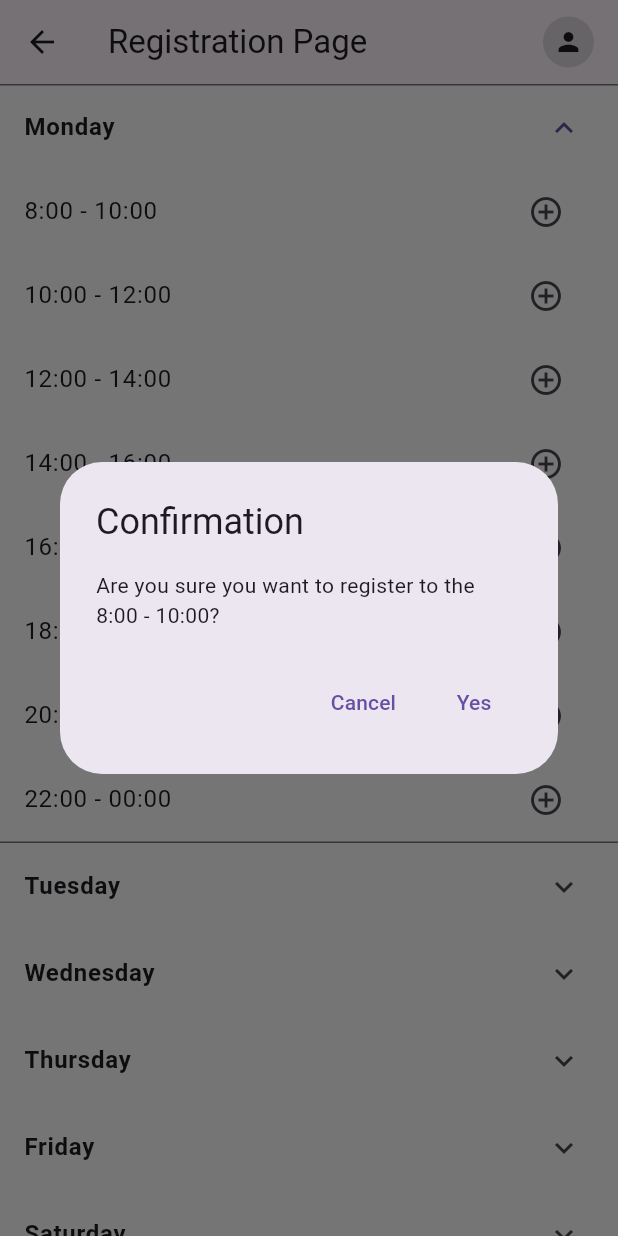
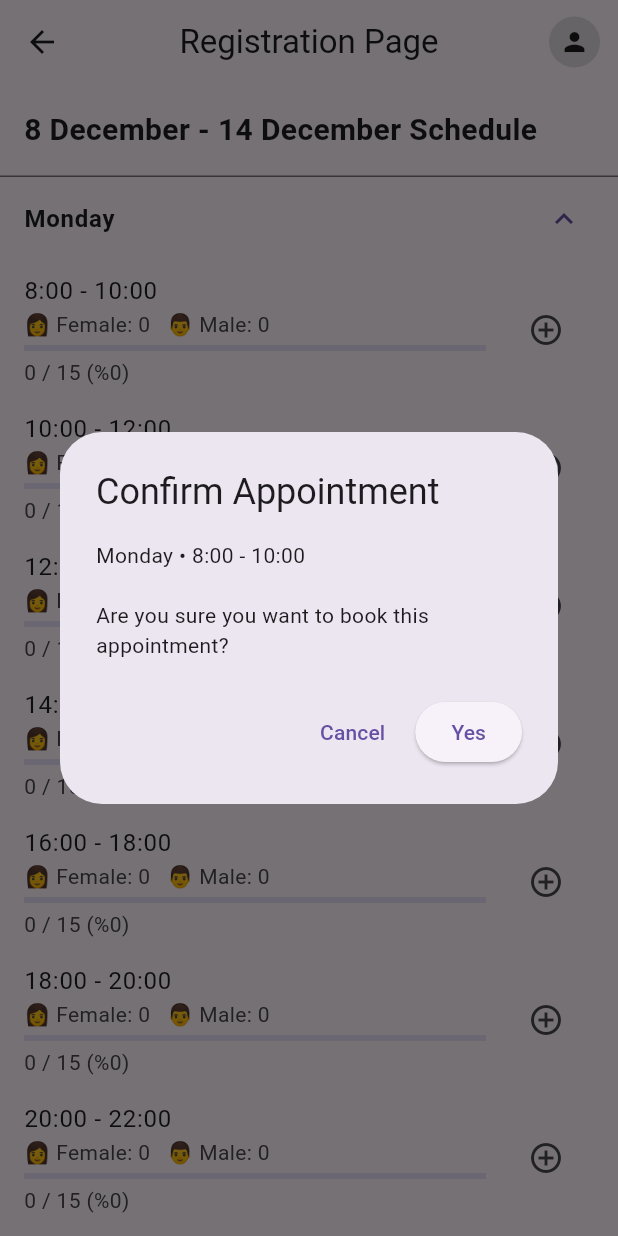
Before and after one commit to Elifsudeozmen/se380gymprojectt, a Flutter app: the RegistrationPage screen opened directly, after a tap on "Monday", after a tap on the "add circle outline" icon, on a phone screen of 412 x 824 dp. Run offline on Flutter 3.47's test engine with Material 3 defaults, Android fonts, the phone set to English and light mode, and no system bars; our stand-ins replace cloud_firestore, firebase_auth, firebase_core, lottie; accounts and stored records are empty.

Commit message:
Add appointment booking rules and user slot validation

```diff
--- a/lib/_lib/features/home_page/presentation/home_page.dart
+++ b/lib/_lib/features/home_page/presentation/home_page.dart
@@ -51,10 +51,6 @@ class _HomePageState extends State<HomePage> {
         margin: EdgeInsets.all(20),
       ),
     );
-    Navigator.push(
-      context,
-      MaterialPageRoute(builder: (context) => const RegistrationPage()),
-    );
   }
 
   @override
--- /dev/null
+++ b/lib/_lib/features/registration_page/data/dto/appointment_dto.dart
@@ -0,0 +1,41 @@
+import 'package:cloud_firestore/cloud_firestore.dart';
+
+class AppointmentDto {
+  final String userId;
+  final String gender;
+  final DateTime date;
+  final String day;
+  final String timeSlot;
+  final DateTime createdAt;
+
+  AppointmentDto({
+    required this.userId,
+    required this.gender,
+    required this.date,
+    required this.day,
+    required this.timeSlot,
+    required this.createdAt,
+  });
+
+  Map<String, dynamic> toMap() {
+    return {
+      'userId': userId,
+      'gender': gender,
+      'date': Timestamp.fromDate(date),
+      'day': day,
+      'timeSlot': timeSlot,
+      'createdAt': Timestamp.fromDate(createdAt),
+    };
+  }
+
+  factory AppointmentDto.fromMap(Map<String, dynamic> map) {
+    return AppointmentDto(
+      userId: map['userId'],
+      gender: map['gender'],
+      date: (map['date'] as Timestamp).toDate(),
+      day: map['day'],
+      timeSlot: map['timeSlot'],
+      createdAt: (map['createdAt'] as Timestamp).toDate(),
+    );
+  }
+}
--- /dev/null
+++ b/lib/_lib/features/registration_page/data/services/appointment_service.dart
@@ -0,0 +1,49 @@
+import 'package:cloud_firestore/cloud_firestore.dart';
+import '../dto/appointment_dto.dart';
+
+class AppointmentService {
+  final FirebaseFirestore _firestore = FirebaseFirestore.instance;
+
+  static const int maxCapacity = 15;
+
+  Stream<List<AppointmentDto>> getAppointments(DateTime date, String timeSlot) {
+    return _firestore
+        .collection('appointments')
+        .where('date', isEqualTo: Timestamp.fromDate(date))
+        .where('timeSlot', isEqualTo: timeSlot)
+        .snapshots()
+        .map(
+          (snapshot) => snapshot.docs
+              .map((doc) => AppointmentDto.fromMap(doc.data()))
+              .toList(),
+        );
+  }
+
+  Future<void> createAppointment(AppointmentDto dto) async {
+    final appointmentsRef = _firestore.collection('appointments');
+
+    // aynı user aynı slotu almasın
+    final userCheck = await appointmentsRef
+        .where('userId', isEqualTo: dto.userId)
+        .where('date', isEqualTo: Timestamp.fromDate(dto.date))
+        .where('timeSlot', isEqualTo: dto.timeSlot)
+        .limit(1)
+        .get();
+
+    if (userCheck.docs.isNotEmpty) {
+      throw Exception('User already has an appointment');
+    }
+
+    //kapasite
+    final capacityCheck = await appointmentsRef
+        .where('date', isEqualTo: Timestamp.fromDate(dto.date))
+        .where('timeSlot', isEqualTo: dto.timeSlot)
+        .get();
+
+    if (capacityCheck.size >= maxCapacity) {
+      throw Exception('Capacity full');
+    }
+
+    await appointmentsRef.add(dto.toMap());
+  }
+}
--- a/lib/_lib/features/registration_page/presentation/registration_page.dart
+++ b/lib/_lib/features/registration_page/presentation/registration_page.dart
@@ -5,29 +5,77 @@ import 'package:gymproject/_lib/features/registration_page/presentation/widgets/
 class RegistrationPage extends StatelessWidget {
   const RegistrationPage({super.key});
 
+  DateTime get today => DateTime.now();
+
+  DateTime _dateOfWeek(int weekday) {
+    final monday = today.subtract(Duration(days: today.weekday - 1));
+    return monday.add(Duration(days: weekday - 1));
+  }
+
+  String _weekTitle() {
+    final monday = today.subtract(Duration(days: today.weekday - 1));
+    final sunday = monday.add(const Duration(days: 6));
+
+    return '${_formatDate(monday)} - ${_formatDate(sunday)} Schedule';
+  }
+
+  String _formatDate(DateTime date) {
+    return '${date.day} ${_monthName(date.month)}';
+  }
+
+  String _monthName(int month) {
+    const months = [
+      '',
+      'January',
+      'February',
+      'March',
+      'April',
+      'May',
+      'June',
+      'July',
+      'August',
+      'September',
+      'October',
+      'November',
+      'December',
+    ];
+    return months[month];
+  }
+
   @override
   Widget build(BuildContext context) {
     return Scaffold(
-      backgroundColor: Colors.white,
       appBar: AppBar(
         title: const Text('Registration Page'),
+        centerTitle: true,
         actions: const [
-          Padding(
-            padding: EdgeInsets.only(right: 16),
-            child: AppBarAvatar(),
-          ),
+          Padding(padding: EdgeInsets.only(right: 12), child: AppBarAvatar()),
         ],
       ),
-      body: const SingleChildScrollView(
+
+      body: SingleChildScrollView(
         child: Column(
+          crossAxisAlignment: CrossAxisAlignment.start,
           children: [
-            DayOption(day: 'Monday'),
-            DayOption(day: 'Tuesday'),
-            DayOption(day: 'Wednesday'),
-            DayOption(day: 'Thursday'),
-            DayOption(day: 'Friday'),
-            DayOption(day: 'Saturday'),
-            DayOption(day: 'Sunday'),
+            // 🔥 WEEK HEADER
+            Padding(
+              padding: const EdgeInsets.all(16),
+              child: Text(
+                _weekTitle(),
+                style: const TextStyle(
+                  fontSize: 20,
+                  fontWeight: FontWeight.bold,
+                ),
+              ),
+            ),
+
+            DayOption(day: 'Monday', date: _dateOfWeek(1)),
+            DayOption(day: 'Tuesday', date: _dateOfWeek(2)),
+            DayOption(day: 'Wednesday', date: _dateOfWeek(3)),
+            DayOption(day: 'Thursday', date: _dateOfWeek(4)),
+            DayOption(day: 'Friday', date: _dateOfWeek(5)),
+            DayOption(day: 'Saturday', date: _dateOfWeek(6)),
+            DayOption(day: 'Sunday', date: _dateOfWeek(7)),
           ],
         ),
       ),
--- a/lib/_lib/features/registration_page/presentation/widgets/day_option.dart
+++ b/lib/_lib/features/registration_page/presentation/widgets/day_option.dart
@@ -1,15 +1,22 @@
 import 'package:flutter/material.dart';
+import '../../data/services/appointment_service.dart';
+import '../../data/dto/appointment_dto.dart';
 
 class DayOption extends StatefulWidget {
   final String day;
-  const DayOption({super.key, required this.day});
+  final DateTime date;
+
+  const DayOption({super.key, required this.day, required this.date});
 
   @override
   State<DayOption> createState() => _DayOptionState();
 }
 
 class _DayOptionState extends State<DayOption> {
-  bool isExpanded = false;
+  final AppointmentService service = AppointmentService();
+
+  bool _isSubmitting = false;
+
   final List<String> timeOptions = [
     '8:00 - 10:00',
     '10:00 - 12:00',
@@ -26,41 +33,73 @@ class _DayOptionState extends State<DayOption> {
     return ExpansionTile(
       title: Text(
         widget.day,
-        style: const TextStyle(fontSize: 16, fontWeight: FontWeight.bold),
+        style: const TextStyle(fontWeight: FontWeight.bold),
       ),
-      initiallyExpanded: isExpanded,
-      onExpansionChanged: (expanded) {
-        setState(() => isExpanded = expanded);
-      },
-      children: timeOptions.map((option) {
-        return ListTile(
-          title: Text(option),
-          trailing: IconButton(
-            icon: const Icon(Icons.add_circle_outline),
-            onPressed: () => _openConfirmDialog(context, option),
-          ),
+      children: timeOptions.map((time) {
+        return StreamBuilder<List<AppointmentDto>>(
+          stream: service.getAppointments(widget.date, time),
+          builder: (context, snapshot) {
+            final list = snapshot.data ?? [];
+
+            final male = list.where((e) => e.gender == 'Male').length;
+            final female = list.where((e) => e.gender == 'Female').length;
+
+            final total = list.length;
+            final percent = total / AppointmentService.maxCapacity;
+
+            return ListTile(
+              title: Text(time),
+              subtitle: Column(
+                crossAxisAlignment: CrossAxisAlignment.start,
+                children: [
+                  Text('👩 Female: $female   👨 Male: $male'),
+                  const SizedBox(height: 4),
+                  LinearProgressIndicator(value: percent),
+                  const SizedBox(height: 4),
+                  Text(
+                    '$total / ${AppointmentService.maxCapacity} '
+                    '(%${(percent * 100).toStringAsFixed(0)})',
+                  ),
+                ],
+              ),
+              trailing: IconButton(
+                icon: _isSubmitting
+                    ? const SizedBox(
+                        width: 18,
+                        height: 18,
+                        child: CircularProgressIndicator(strokeWidth: 2),
+                      )
+                    : const Icon(Icons.add_circle_outline),
+                onPressed:
+                    (_isSubmitting || total >= AppointmentService.maxCapacity)
+                    ? null
+                    : () => _showConfirmDialog(time),
+              ),
+            );
+          },
         );
       }).toList(),
     );
   }
 
-  void _openConfirmDialog(BuildContext context, String time) {
+  // 🔹 ONAY DIALOG
+  void _showConfirmDialog(String time) {
     showDialog(
       context: context,
-      builder: (context) => AlertDialog(
-        title: const Text('Confirmation'),
-        content: Text('Are you sure you want to register to the $time?'),
+      builder: (dialogContext) => AlertDialog(
+        title: const Text('Confirm Appointment'),
+        content: Text(
+          '${widget.day} • $time\n\nAre you sure you want to book this appointment?',
+        ),
         actions: [
           TextButton(
-            onPressed: () => Navigator.pop(context),
+            onPressed: () => Navigator.pop(dialogContext),
             child: const Text('Cancel'),
           ),
-          TextButton(
+          ElevatedButton(
             onPressed: () {
-              Navigator.pop(context);
-              ScaffoldMessenger.of(context).showSnackBar(
-                SnackBar(content: Text('Registered to $time')),
-              );
+              Navigator.pop(dialogContext);
+              _createAppointment(time);
             },
             child: const Text('Yes'),
           ),
@@ -68,4 +107,46 @@ class _DayOptionState extends State<DayOption> {
       ),
     );
   }
+
+  //
+  Future<void> _createAppointment(String time) async {
+    if (_isSubmitting) return;
+
+    setState(() => _isSubmitting = true);
+
+    try {
+      final appointment = AppointmentDto(
+        userId: 'CURRENT_USER_ID', // sonra FirebaseAuth
+        gender: 'Female', // sonra Firestore
+        date: widget.date,
+        day: widget.day,
+        timeSlot: time,
+        createdAt: DateTime.now(),
+      );
+
+      await service.createAppointment(appointment);
+
+      if (!mounted) return;
+
+      ScaffoldMessenger.of(
+        context,
+      ).showSnackBar(const SnackBar(content: Text('Appointment created')));
+    } catch (e) {
+      if (!mounted) return;
+      String message = 'Something went wrong';
+      if (e.toString().contains('User already has an appointment')) {
+        message = '⚠️ You already have an appointment for this time slot';
+      } else if (e.toString().contains('Capacity full')) {
+        message = '❌ This time slot is full';
+      }
+
+      ScaffoldMessenger.of(context).showSnackBar(
+        SnackBar(content: Text(message), backgroundColor: Colors.red),
+      );
+    } finally {
+      if (mounted) {
+        setState(() => _isSubmitting = false);
+      }
+    }
+  }
 }
```
Also changed, not shown: lib/_lib/features/home_page/services/auth_gate.dart (added, +28 -0 lines), lib/main.dart (+3 -6 lines).
